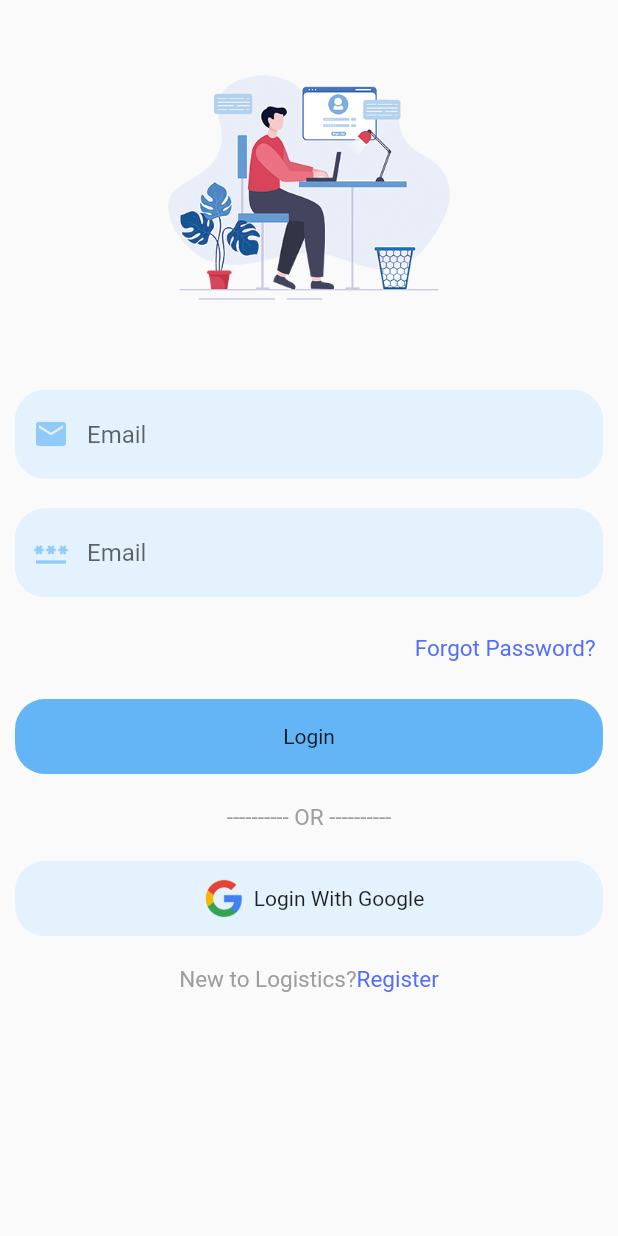
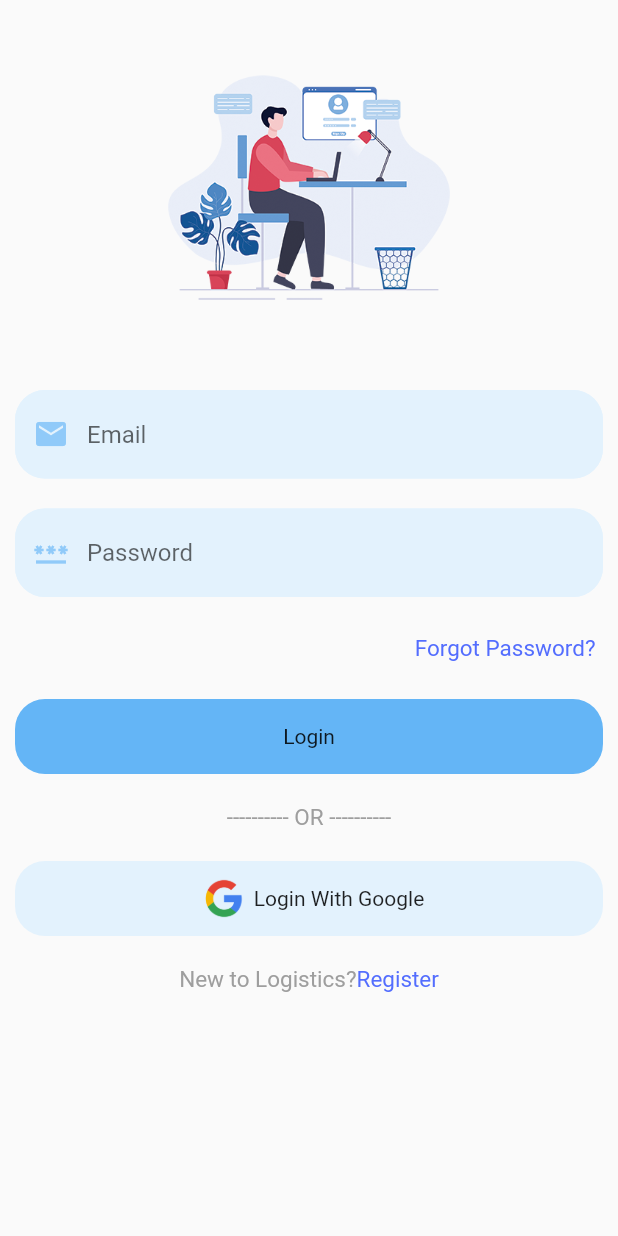
Before and after one commit to AroojAslam/Login-form, a Flutter app: the screen it shows after launch, on a phone screen of 412 x 824 dp. Run offline on Flutter 3.47's test engine with Material 2 defaults, Android fonts, the phone set to English and light mode, and no system bars.

Commit message:
set text

```diff
--- a/login_form/lib/main.dart
+++ b/login_form/lib/main.dart
@@ -50,7 +50,7 @@ class login extends StatelessWidget {
                   children: [
                     TextFormField(
                       decoration: InputDecoration(
-                          hintText: 'Email',
+                          hintText: 'Password',
                           fillColor: Colors.blue.shade50,
                           filled: true,
                           prefixIcon: Icon(Icons.password,color:Colors.blue.shade200),
```
